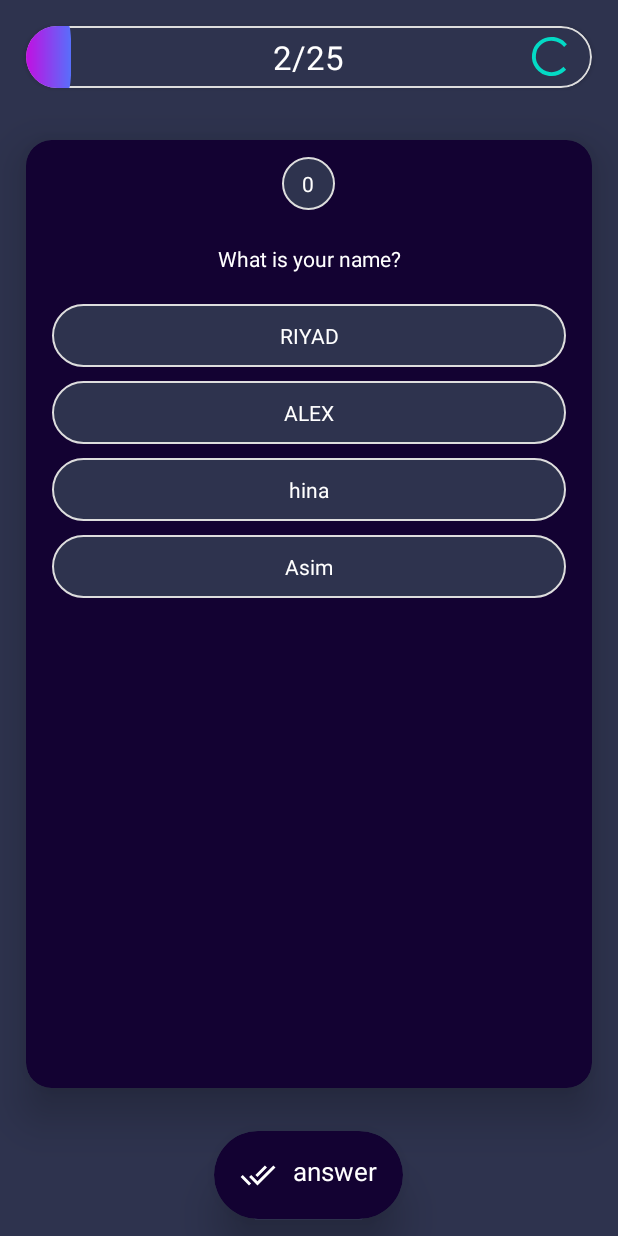
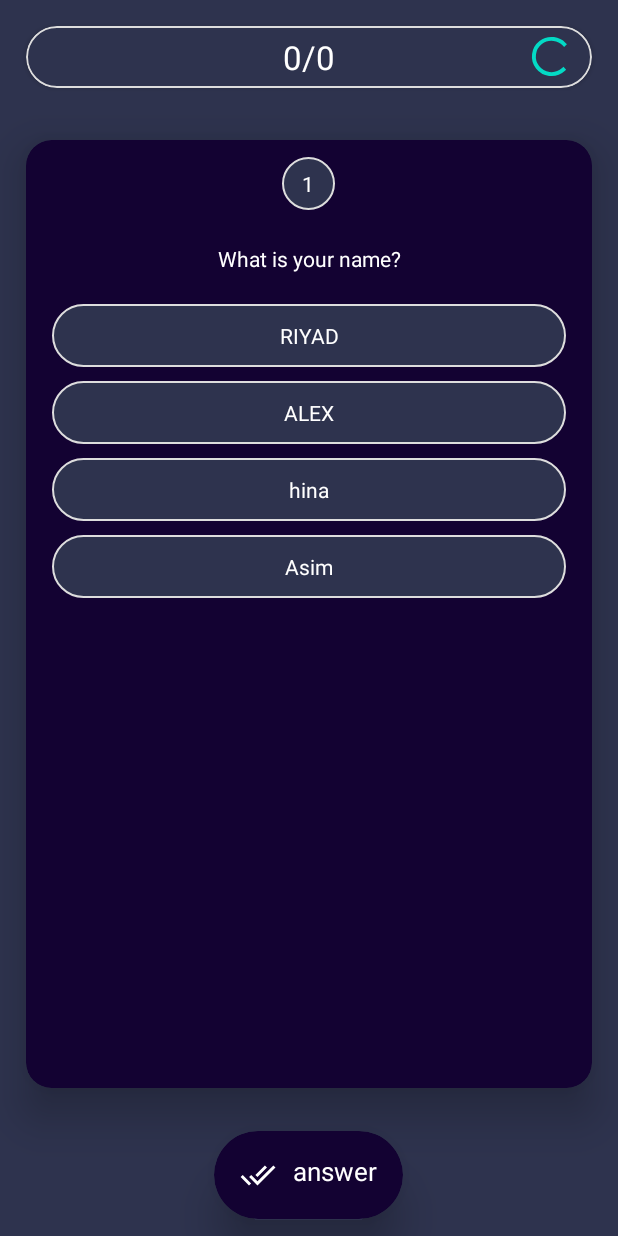
Before and after one commit to SM-RIYAD/Quiz-App, an Android app: the MainActivity screen opened directly, with no data from a screen before it, on a phone screen of 412 x 824 dp. Run offline under Robolectric (Android 15) with nearby library versions, the phone set to English and light mode, and no system bars; our stand-ins replace Firebase (no records; nobody signed in at launch, a user with empty details on screens opened directly); 5 statements that could not run were skipped.

Commit message:
completed with out admin panel

```diff
--- a/app/src/main/java/com/example/quizapp/activity/MainActivity.java
+++ b/app/src/main/java/com/example/quizapp/activity/MainActivity.java
@@ -6,12 +6,16 @@ import androidx.cardview.widget.CardView;
 import androidx.core.content.ContextCompat;
 import androidx.core.view.ScrollingView;
 
+import android.animation.ObjectAnimator;
 import android.os.Bundle;
 import android.os.Handler;
 import android.view.View;
 import android.view.animation.OvershootInterpolator;
+import android.widget.Button;
+import android.widget.ProgressBar;
 import android.widget.ScrollView;
 import android.widget.TextView;
+import android.widget.Toast;
 
 import com.example.quizapp.R;
 import com.example.quizapp.classes.QuizDS;
@@ -22,21 +26,25 @@ import com.google.firebase.database.DatabaseReference;
 import com.google.firebase.database.FirebaseDatabase;
 import com.google.firebase.database.ValueEventListener;
 
+import java.text.MessageFormat;
 import java.util.ArrayList;
 import java.util.Objects;
 
 public class MainActivity extends AppCompatActivity implements View.OnClickListener {
 private View progress_bar_view;
-private TextView question_count_text,text_option1,text_option2,text_option3,text_option4,temp,text_question;
+private TextView question_count_text,text_option1,text_option2,text_option3,text_option4,
+        temp,text_question,text_score_percentage,text_counter,text_message;
 private ScrollView scroll_content;
-private  String quiz_id;
+private ProgressBar progress_score_bar;
+private  String quiz_id,selected_ans="";
 private ArrayList<QuizDS>arrayList;
-private int index=0;
+private int index=0,score_progress = 0;
+private long total_questions;
+    private ArrayList<String> user_answers,correct_answers;
+private CardView card_answer,card_questions,card_result;
+private Button button_quit,button_play;
+    private Widgetcontroller widgetcontroller ;
 
-private CardView card_answer,card_questions;
-
-    public MainActivity() {
-    }
 
     @Override
     protected void onCreate(Bundle savedInstanceState) {
@@ -45,15 +53,26 @@ private CardView card_answer,card_questions;
         text_question= findViewById(R.id.text_question);
             quiz_id= getIntent().getStringExtra("quiz_id");
         progress_bar_view= findViewById(R.id.progress_bar_view);
+        progress_score_bar=findViewById(R.id.  progress_score_bar);
         text_option1=findViewById(R.id.text_option1);
+
+        text_message=findViewById(R.id. text_message);
         text_option2=findViewById(R.id.text_option2);
+        text_counter=findViewById(R.id.text_counter);
         text_option3=findViewById(R.id.text_option3);
         text_option4=findViewById(R.id.text_option4);
+        button_quit=findViewById(R.id.button_quit);
+        button_play=findViewById(R.id.button_play);
         card_answer=findViewById(R.id.card_answer);
+        text_score_percentage= findViewById(R.id. text_score_percentage);
         scroll_content=findViewById(R.id.scroll_content);
         card_questions=findViewById(R.id.card_questions);
+        card_result=findViewById(R.id.card_result);
         question_count_text=findViewById(R.id.question_count_text);
-new Widgetcontroller(progress_bar_view,question_count_text).update_progress();
+        user_answers = new ArrayList<>();
+        correct_answers = new ArrayList<>();
+        text_counter.setText("1");
+
 getQuizData();
 arrayList = new ArrayList<>();
 card_answer.setOnClickListener(this);
@@ -61,6 +80,8 @@ card_answer.setOnClickListener(this);
         text_option2.setOnClickListener(this);
         text_option3.setOnClickListener(this);
         text_option4.setOnClickListener(this);
+        button_play.setOnClickListener(this);
+        button_quit.setOnClickListener(this);
 
 temp=text_option1;
     }
@@ -70,6 +91,9 @@ temp=text_option1;
 databaseReference.child(quiz_id).addValueEventListener(new ValueEventListener() {
     @Override
     public void onDataChange(@NonNull DataSnapshot snapshot) {
+
+        total_questions= snapshot.getChildrenCount();
+        question_count_text.setText(MessageFormat.format("0/{0}",total_questions));
         for(DataSnapshot dataSnapshot:snapshot.getChildren()){
           ///  text_question.setText(Objects.requireNonNull(dataSnapshot.child("que").getValue()).toString());
           ///  text_option1.setText(Objects.requireNonNull(dataSnapshot.child("_1").getValue()).toString());
@@ -81,6 +105,7 @@ arrayList.add(new QuizDS(Objects.requireNonNull(dataSnapshot.child("que").getVal
 
 
         }
+        widgetcontroller = new Widgetcontroller(progress_bar_view,question_count_text, total_questions);
         assignDataToUI();
     }
 
@@ -108,41 +133,49 @@ arrayList.add(new QuizDS(Objects.requireNonNull(dataSnapshot.child("que").getVal
     public void onClick(View v) {
 
         if(v==text_option1)
-        {             temp.setBackgroundTintList(null);
-            temp=text_option1;
-            text_option1.setBackgroundTintList(ContextCompat.getColorStateList(this, R.color.purple_500));
+        {   handleClicks(text_option1);
 
 
 
 
         }
+
+        if(v== button_play){
+
+            resetEverything();
+        }
+        if (v == button_quit) {
+            exitApp();
+        }
         if(v==text_option2){
-            temp.setBackgroundTintList(null);
-              temp=text_option2;
-            text_option2.setBackgroundTintList(ContextCompat.getColorStateList(this,R.color.purple_500));
+            handleClicks(text_option2);
 
 
 
 
         }
         if(v==text_option3){
-            temp.setBackgroundTintList(null);
-            temp=text_option3;
-            text_option3.setBackgroundTintList(ContextCompat.getColorStateList(this,R.color.purple_500));
+            handleClicks(text_option3);
 
 
 
         }
         if(v==text_option4){
-            temp.setBackgroundTintList(null);
-            temp=text_option4;
-            text_option4.setBackgroundTintList(ContextCompat.getColorStateList(this,R.color.purple_500));
+//            temp.setBackgroundTintList(null);
+//            temp=text_option4;
+//            text_option4.setBackgroundTintList(ContextCompat.getColorStateList(this,R.color.purple_500));
 
-
+            handleClicks(text_option4);
 
 
         }
         if(v==card_answer){
+            if(selected_ans.isEmpty()){
+
+                Toast.makeText(getApplicationContext(), "Select an option first!", Toast.LENGTH_SHORT).show();
+                return;
+            }
+            widgetcontroller.update_progress();
             card_questions.setLayerType(View.LAYER_TYPE_HARDWARE,null);
             card_questions.animate().scaleX(.3f).scaleY(.2f).setDuration(500).setInterpolator(new OvershootInterpolator());
             scroll_content.animate().alpha(0).setDuration(500);
@@ -151,7 +184,31 @@ arrayList.add(new QuizDS(Objects.requireNonNull(dataSnapshot.child("que").getVal
                 public void run() {
                     card_questions.animate().scaleX(1).scaleY(1).setDuration(500).setInterpolator(new OvershootInterpolator());
                     scroll_content.animate().alpha(1).setDuration(500);
+                    user_answers.add(selected_ans);
+                    if(index+1==total_questions){
+                        DatabaseReference databaseReference = FirebaseDatabase.getInstance().getReference("Answers");
+databaseReference.child(quiz_id).addValueEventListener(new ValueEventListener() {
+    @Override
+    public void onDataChange(@NonNull DataSnapshot snapshot) {
+        for (DataSnapshot dataSnapshot:snapshot.getChildren()) {
+            correct_answers.add(Objects.requireNonNull(dataSnapshot.getValue()).toString());
+        }
+        makeScoreUIVisible();
+    }
+
+    @Override
+    public void onCancelled(@NonNull DatabaseError error) {
+
+    }
+});
+
+
+                        return;
+                    }
+
+
                     index++;
+                    text_counter.setText(String.valueOf(index + 1));
                     assignDataToUI();
                 }
             },500);
@@ -162,4 +219,76 @@ arrayList.add(new QuizDS(Objects.requireNonNull(dataSnapshot.child("que").getVal
 
 
     }
+
+    private void exitApp() {
+        finishAffinity();
+
+    }
+
+    private void resetEverything() {
+
+        index = 0;
+        assignDataToUI();
+        progress_bar_view.setScaleX(0);
+       /// card_score.setVisibility(View.GONE);
+        question_count_text.setText(MessageFormat.format("0/{0}", total_questions));
+        card_result.setVisibility(View.GONE);
+        card_questions.setVisibility(View.VISIBLE);
+        card_answer.setVisibility(View.VISIBLE);
+        user_answers.clear();
+        correct_answers.clear();
+        arrayList.clear();
+        getQuizData();
+        score_progress = 0;
+        total_questions = 0;
+        progress_bar_view.setScaleX(0);
+        text_counter.setText(String.valueOf(index + 1));
+    }
+
+    private void makeScoreUIVisible() {
+        for (int i=0; i<correct_answers.size(); i++) {
+
+            Toast.makeText(getApplicationContext(),"INSIDE!", Toast.LENGTH_SHORT).show();
+
+            //this portion is not working...for some reason. fix it for BDT 100.
+            if (user_answers.get(i).equals(correct_answers.get(i))) {
+
+                score_progress += (100 / correct_answers.size());
+
+
+            }
+        }
+        displayMessage();
+
+
+        text_score_percentage.setText(MessageFormat.format("{0}%", score_progress));
+        card_result.setVisibility(View.VISIBLE);
+        card_questions.setVisibility(View.GONE);
+        card_answer.setVisibility(View.GONE);
+
+        ObjectAnimator progressAnimator;
+      progressAnimator = ObjectAnimator.ofInt(progress_score_bar,"progress", 0,score_progress);
+        progressAnimator.setDuration(1000);
+        progressAnimator.setInterpolator(new OvershootInterpolator());
+        progressAnimator.start();
+    }
+
+    private void displayMessage() {
+        if(score_progress>65){
+            text_message.setText("AWSOME!!");
+
+        }
+        if(score_progress<50){
+            text_message.setText("You can do better!!");
+
+        }
+    }
+
+
+    private void handleClicks(TextView tv) {
+        selected_ans=tv.getText().toString().trim();
+        temp.setBackgroundTintList(null);
+        temp = tv;
+        tv.setBackgroundTintList(ContextCompat.getColorStateList(this, R.color.purple_500));
+    }
 }
--- a/app/src/main/java/com/example/quizapp/classes/Widgetcontroller.java
+++ b/app/src/main/java/com/example/quizapp/classes/Widgetcontroller.java
@@ -11,29 +11,35 @@ public class Widgetcontroller {
 
     public View progress_bar_view;
     private TextView question_count_text;
-    private  double scale =0.04;
+    private  double scale ;
+   private long total_questions=0;
 public int count =1;
-    public Widgetcontroller(View progress_bar_view, TextView question_count_text) {
+
+    public Widgetcontroller(View progress_bar_view, TextView question_count_text, long total_questions) {
         this.progress_bar_view = progress_bar_view;
-        this.question_count_text= question_count_text;
-
+        this.question_count_text = question_count_text;
+        this.total_questions = total_questions;
+        scale=1/(float)total_questions;
     }
 
     public void update_progress() {
-        new Handler().postDelayed(new Runnable() {
-            @Override
-            public void run() {
-          question_count_text.setText(MessageFormat.format("{0}/25", count));
-          count++;
-                progress_bar_view.animate().scaleX((float)scale).setDuration(700).setInterpolator(new OvershootInterpolator());
-                ///   progress_bar_view.setScaleX((float) scale);
-                if(scale>1){return;}
-                scale+=0.04;
 
-                update_progress();
 
-            }
-        },1000);
+        question_count_text.setText(MessageFormat.format("{0}/{1}", count,total_questions));
+        count++;
+        progress_bar_view.animate().scaleX((float)scale).setDuration(700).setInterpolator(new OvershootInterpolator());
+        ///   progress_bar_view.setScaleX((float) scale);
+        if(scale>1){return;}
+        scale+=1/(float)total_questions;
+
+        ///update_progress();
+//        new Handler().postDelayed(new Runnable() {
+//            @Override
+//            public void run() {
+//
+//
+//            }
+//        },1000);
 
 
 
--- a/app/src/main/res/layout/activity_main.xml
+++ b/app/src/main/res/layout/activity_main.xml
@@ -18,7 +18,7 @@
     app:cardCornerRadius="41dp"
 app:cardBackgroundColor="#2E334E"
     android:layout_margin="17dp"
-    android:elevation="7dp"
+    android:elevation="30dp"
     android:id="@+id/card_progress"
 
 
@@ -36,7 +36,7 @@ app:cardBackgroundColor="#2E334E"
         android:layout_width="match_parent"
         android:layout_height="41dp"
         android:background="@drawable/gradiant"
-        android:scaleX=".5"
+        android:scaleX="0.0"
         android:transformPivotX="0dp" />
 
     <TextView
@@ -44,7 +44,7 @@ app:cardBackgroundColor="#2E334E"
         android:layout_width="wrap_content"
         android:layout_height="wrap_content"
         android:layout_centerInParent="true"
-        android:text="@string/_0_25"
+        android:text="@string/_0_null"
         android:textAppearance="@style/TextAppearance.AppCompat.Large"
         android:textColor="@color/white" />
 
@@ -77,6 +77,8 @@ app:cardBackgroundColor="#2E334E"
         app:cardCornerRadius="17dp"
         app:cardElevation="17dp"
         android:id="@+id/card_questions"
+        tools:visibility="visible"
+
        >
 
         <ScrollView
@@ -184,7 +186,7 @@ android:id="@+id/scroll_content"
         app:cardBackgroundColor="#130232"
         app:cardCornerRadius="1000dp"
         app:cardElevation="17dp"
-
+tools:visibility="visible"
         >
 
         <TextView
@@ -210,76 +212,69 @@ android:id="@+id/scroll_content"
         android:id="@+id/card_result"
         android:layout_width="match_parent"
         android:layout_height="match_parent"
+android:visibility="gone"
+        tools:visibility="gone"
 
+        >
 
-        android:visibility="gone"
-        >
         <RelativeLayout
             android:layout_width="match_parent"
-    android:layout_height="match_parent"
-    android:visibility="gone"
-    >
+            android:layout_height="match_parent">
+
             <ProgressBar
                 android:id="@+id/progress_score_bar"
                 android:layout_width="200dp"
                 android:layout_height="200dp"
                 android:layout_centerInParent="true"
+                android:indeterminateOnly="false"
+                android:progress="100"
                 android:progressDrawable="@drawable/ring"
-        android:indeterminateOnly="false"
-        tools:progress="20"/>
+                tools:progress="30" />
+
             <TextView
+                android:id="@+id/text_message"
                 android:layout_width="wrap_content"
                 android:layout_height="wrap_content"
-        android:text="awsome!!!"
-        android:textSize="40sp"
-        android:textColor="@color/black"
                 android:layout_above="@id/progress_score_bar"
                 android:layout_centerHorizontal="true"
-        />
+                android:text="awsome!!!"
+                android:textColor="@color/black"
+                android:textSize="40sp" />
+
             <TextView
+                android:id="@+id/text_score_percentage"
                 android:layout_width="wrap_content"
                 android:layout_height="wrap_content"
+                android:layout_centerInParent="true"
                 android:text="20%"
-        android:layout_centerInParent="true"
-        android:textSize="20sp"
                 android:textAppearance="@style/TextAppearance.AppCompat.Large"
-/>
+                android:textSize="20sp" />
 
             <Button
+                android:id="@+id/button_play"
                 android:layout_width="match_parent"
                 android:layout_height="wrap_content"
                 android:layout_alignParentBottom="true"
                 android:text="Play again"
                 android:textAllCaps="false"
-    android:id="@+id/button_play"
-    android:textAppearance="@style/TextAppearance.AppCompat.Large"/>
+                android:textAppearance="@style/TextAppearance.AppCompat.Large"
+                android:textColor="@color/white" />
+
             <Button
+                android:id="@+id/button_quit"
                 android:layout_width="match_parent"
                 android:layout_height="wrap_content"
                 android:layout_above="@id/button_play"
+                android:backgroundTint="#ddd"
                 android:text="Quit"
                 android:textAllCaps="false"
-        android:id="@+id/button_quit"
-        android:backgroundTint="#ddd"
+                android:textAppearance="@style/TextAppearance.AppCompat.Large"
                 android:textColor="@color/black"
-        android:textAppearance="@style/TextAppearance.AppCompat.Large"
 
                 />
 
 
-
-
-
-
-
-
-
-
-
         </RelativeLayout>
-
-
-
 
 
     </androidx.cardview.widget.CardView>
--- a/app/src/main/res/values/strings.xml
+++ b/app/src/main/res/values/strings.xml
@@ -1,6 +1,6 @@
 <resources>
     <string name="app_name">Quiz APP</string>
-    <string name="_0_25">0/25</string>
+    <string name="_0_null">0/total questions</string>
     <string name="_0">0</string>
     <string name="what_is_your_name">What is your name?</string>
     <string name="riyad">RIYAD</string>
```
Lines whose indentation alone changed are shown as unchanged.
